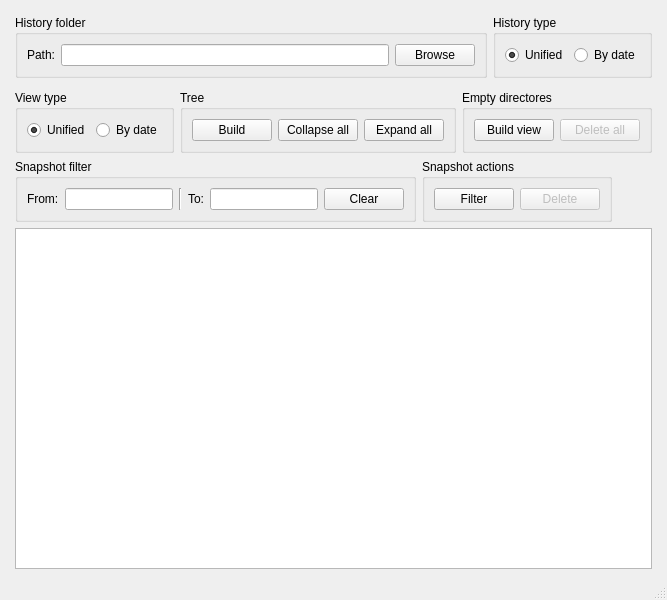
Old version of the form src/gui/history.ui in the repository mixeme/Columbo.
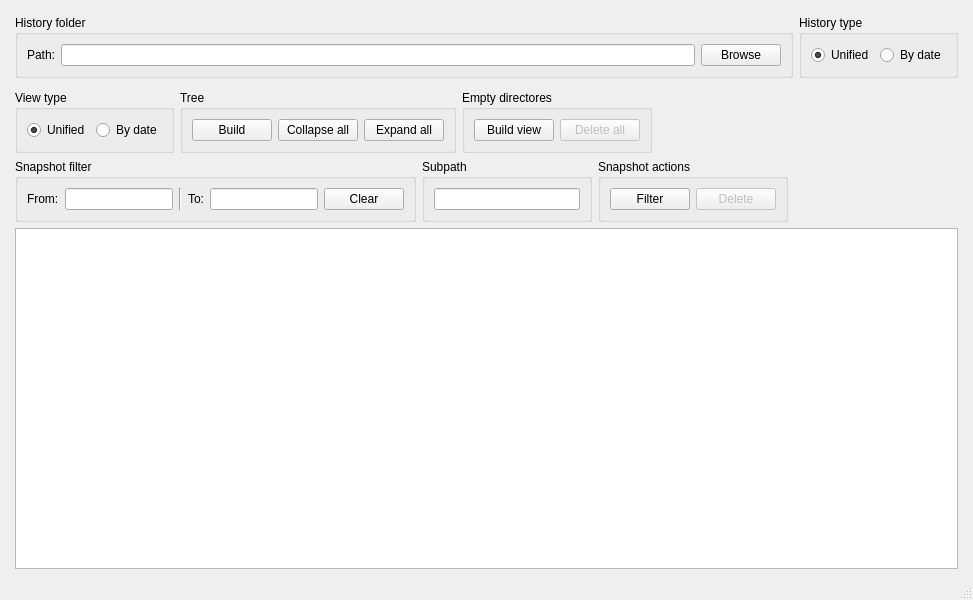
New version of the form.

The edit to the form file:
```diff
--- a/src/gui/history.ui
+++ b/src/gui/history.ui
@@ -6,7 +6,7 @@
    <rect>
     <x>0</x>
     <y>0</y>
-    <width>623</width>
+    <width>973</width>
     <height>600</height>
    </rect>
   </property>
@@ -260,6 +260,18 @@
         </layout>
        </widget>
       </item>
+      <item>
+       <widget class="QGroupBox" name="groupBox_8">
+        <property name="title">
+         <string>Subpath</string>
+        </property>
+        <layout class="QHBoxLayout" name="horizontalLayout_12">
+         <item>
+          <widget class="QLineEdit" name="subpath_field"/>
+         </item>
+        </layout>
+       </widget>
+      </item>
       <item>
        <widget class="QGroupBox" name="groupBox_6">
         <property name="title">
```
Left out of the diff: 4 changed lines with no effect on the pictures.
